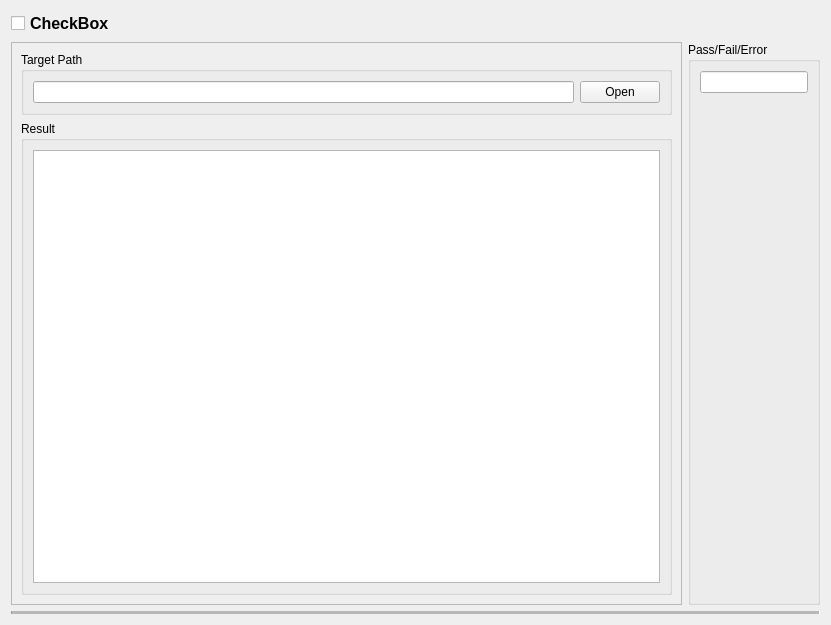
The window that ssh_gui/source/ui_designer/main_widget.ui (tom-shin/op_model_verification) describes before a commit, drawn with Qt 5.
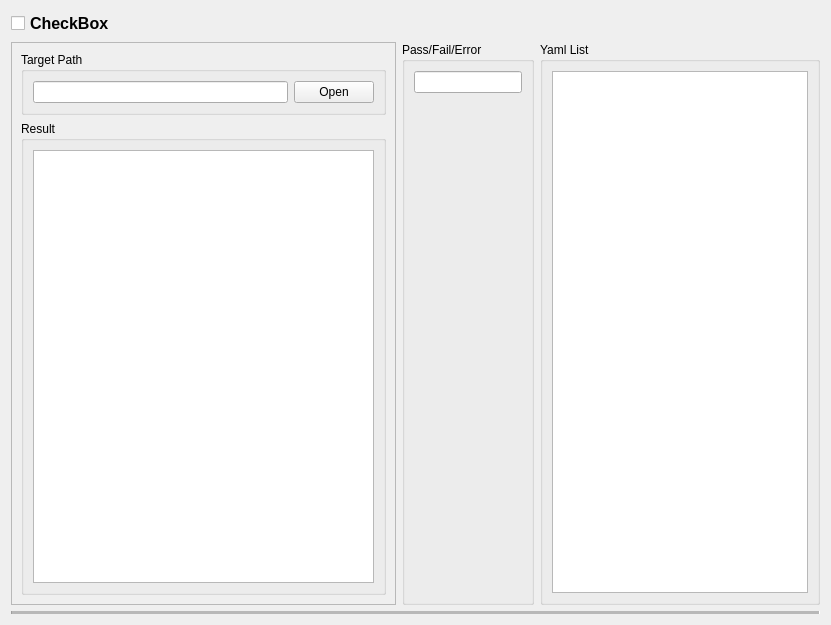
The same window after the commit.

```diff
--- a/ssh_gui/source/ui_designer/main_widget.ui
+++ b/ssh_gui/source/ui_designer/main_widget.ui
@@ -129,6 +129,12 @@
      </item>
      <item>
       <widget class="QGroupBox" name="groupBox_2">
+       <property name="sizePolicy">
+        <sizepolicy hsizetype="Minimum" vsizetype="Preferred">
+         <horstretch>0</horstretch>
+         <verstretch>0</verstretch>
+        </sizepolicy>
+       </property>
        <property name="font">
         <font>
          <weight>50</weight>
@@ -168,6 +174,25 @@
        </layout>
       </widget>
      </item>
+     <item>
+      <widget class="QGroupBox" name="filelistgroupBox">
+       <property name="title">
+        <string>Yaml List</string>
+       </property>
+       <layout class="QVBoxLayout" name="verticalLayout_2">
+        <item>
+         <widget class="QListWidget" name="filelistWidget">
+          <property name="sizePolicy">
+           <sizepolicy hsizetype="Minimum" vsizetype="Expanding">
+            <horstretch>0</horstretch>
+            <verstretch>0</verstretch>
+           </sizepolicy>
+          </property>
+         </widget>
+        </item>
+       </layout>
+      </widget>
+     </item>
     </layout>
    </item>
    <item>
```
